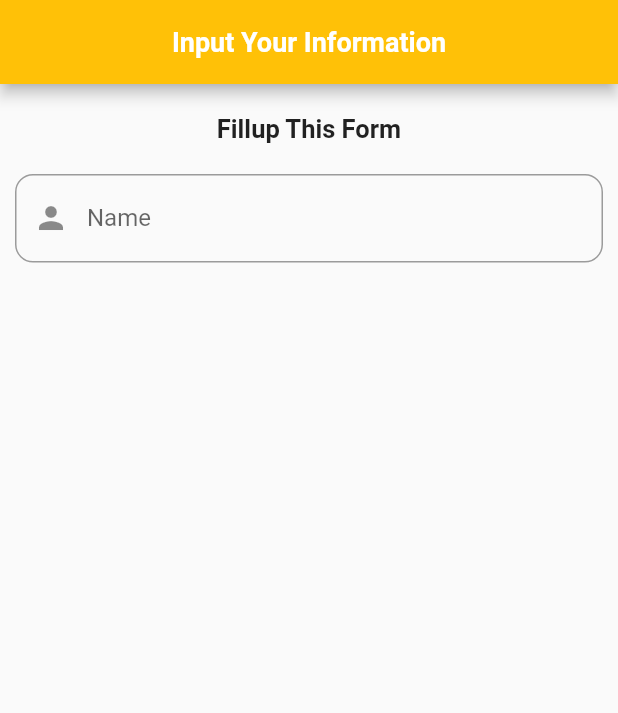
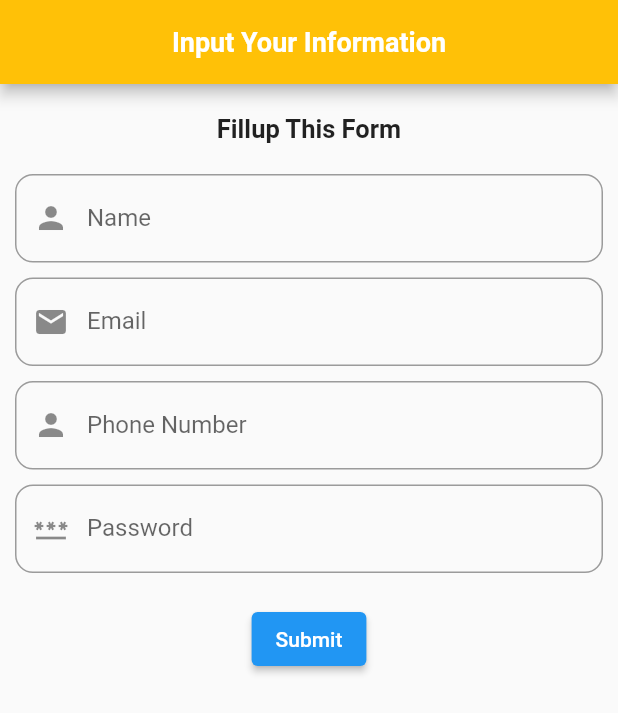
Before and after one commit to vatiza/Flutter_Widgets_Learning, a Flutter app: the screen it shows after launch, on a phone screen of 412 x 824 dp. Shown: the top 713 px of the screen. Run offline on Flutter 3.47's test engine with Material 2 defaults, Android fonts, the light colour scheme and no system bars.

Commit message:
done to design part

```diff
--- a/lib/person.dart
+++ b/lib/person.dart
@@ -24,7 +24,7 @@ class _PersonFormState extends State<PersonForm> {
           padding: const EdgeInsets.all(10),
           child: Column(
             children: [
-              Column(
+              const Column(
                 children: [
                   Padding(
                     padding: EdgeInsets.only(top: 10, bottom: 20),
@@ -49,9 +49,58 @@ class _PersonFormState extends State<PersonForm> {
                         ),
                         prefixIcon: const Icon(Icons.person),
                       ),
+                    ),
+                    const SizedBox(
+                      height: 10,
+                    ),
+                    TextFormField(
+                      keyboardType: TextInputType.emailAddress,
+                      decoration: InputDecoration(
+                        labelText: 'Email',
+                        hintText: 'Enter your email address',
+                        border: OutlineInputBorder(
+                          borderRadius: BorderRadius.circular(12),
+                        ),
+                        prefixIcon: const Icon(Icons.email),
+                      ),
+                    ),
+                    const SizedBox(height: 10),
+                    TextFormField(
+                      keyboardType: TextInputType.number,
+                      decoration: InputDecoration(
+                        labelText: 'Phone Number',
+                        hintText: 'Enter your Phone Number',
+                        border: OutlineInputBorder(
+                          borderRadius: BorderRadius.circular(12),
+                        ),
+                        prefixIcon: const Icon(Icons.person),
+                      ),
+                    ),
+                    const SizedBox(
+                      height: 10,
+                    ),
+                    TextFormField(
+                      obscureText: true,
+                      keyboardType: TextInputType.visiblePassword,
+                      decoration: InputDecoration(
+                        labelText: 'Password',
+                        hintText: 'Password',
+                        border: OutlineInputBorder(
+                          borderRadius: BorderRadius.circular(12),
+                        ),
+                        prefixIcon: const Icon(Icons.password),
+                      ),
+                    ),
+                  ],
+                ),
+              ),
+              const SizedBox(
+                height: 20,
+              ),
+              ElevatedButton(
+                onPressed: () {},
+                child: const Text('Submit'),
               )
-                ],
-              )),
             ],
           ),
         ),
```
Lines whose indentation alone changed are shown as unchanged.
